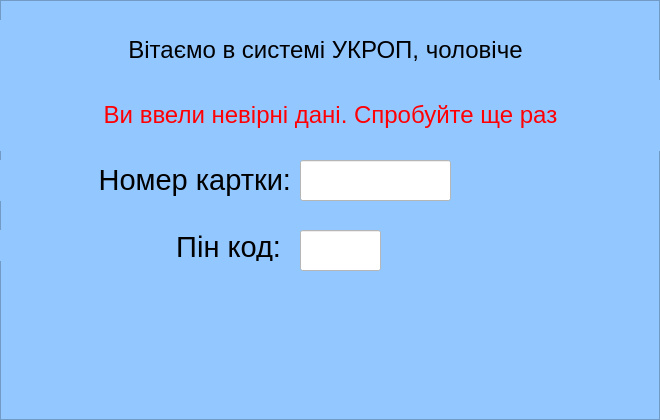
Before: the Qt Designer form classes/gui/LoginScreen.ui in TheBiggestDaddy/ATM, drawn with Qt 5.
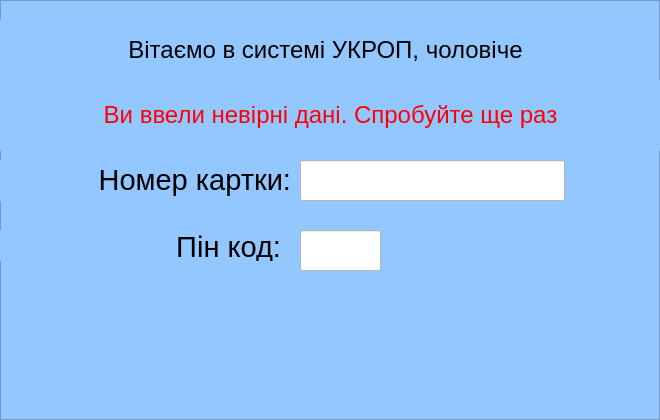
After: the same form once the commit is applied.

Patch:
```diff
--- a/classes/gui/LoginScreen.ui
+++ b/classes/gui/LoginScreen.ui
@@ -33,7 +33,7 @@
     <rect>
      <x>300</x>
      <y>160</y>
-     <width>151</width>
+     <width>265</width>
      <height>41</height>
     </rect>
    </property>
```
Left out of the diff: 2 changed lines with no effect on the pictures.
